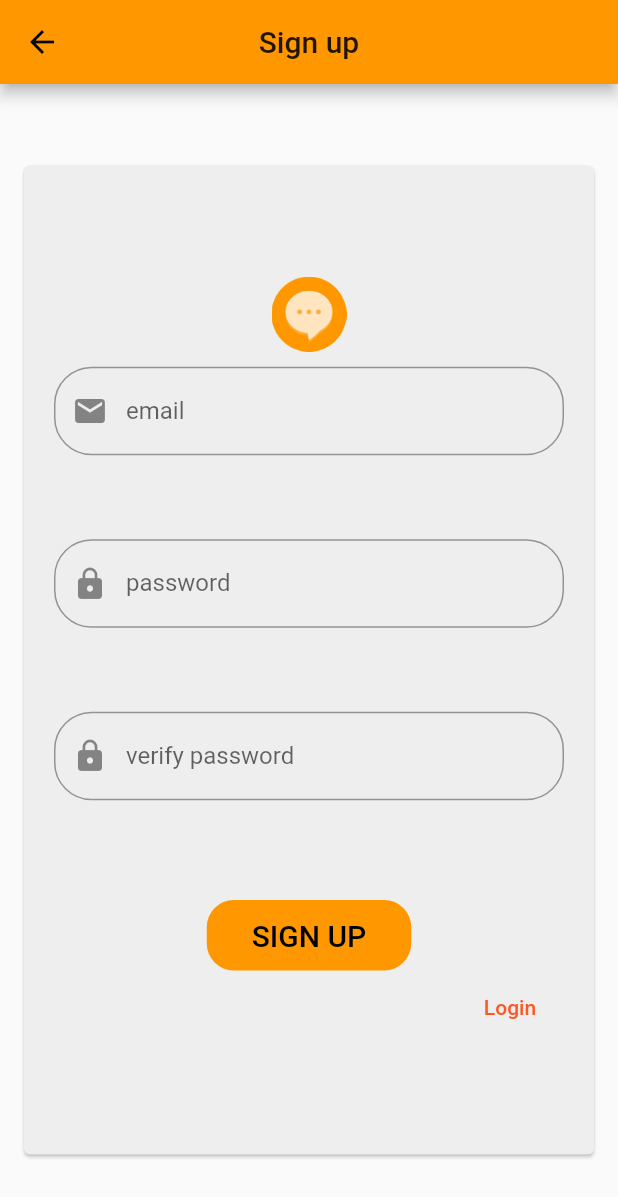
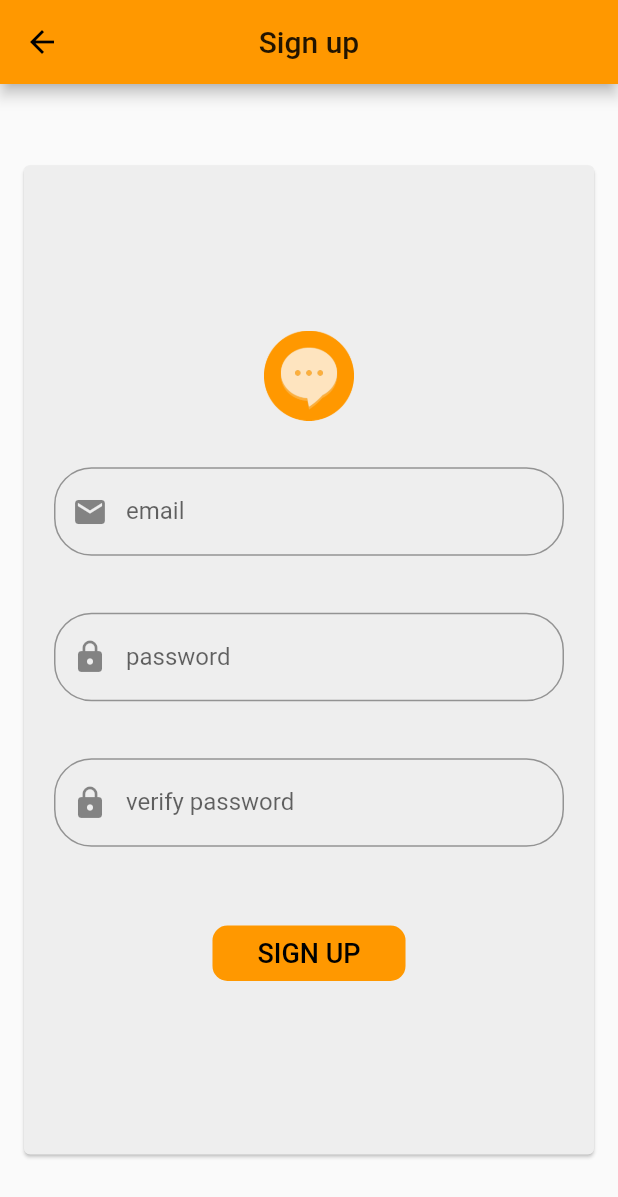
Before and after one commit to AliAsiri19/flutter_chat, a Flutter app: the screen it shows after launch, after a tap on "Sign up", on a phone screen of 412 x 824 dp. Shown: the top 1197 px of the screen. Run offline on Flutter 3.47's test engine with Material 2 defaults, Android fonts, the light colour scheme and no system bars; missing offline and left inert: animated_splash; Roboto replaces fonts that are missing (Poppins).

Commit message:
Changes on UIs

```diff
--- a/lib/component/custom_textField.dart
+++ b/lib/component/custom_textField.dart
@@ -11,7 +11,7 @@ class CustomTextField extends StatelessWidget {
   @override
   Widget build(BuildContext context) {
     return Container(
-      padding: EdgeInsets.symmetric(horizontal: 8, vertical: 10),
+      padding: EdgeInsets.symmetric(horizontal: 8, vertical: 1),
       child: TextFormField(
         obscureText: obscure,
         decoration: InputDecoration(
--- a/lib/page/login_page.dart
+++ b/lib/page/login_page.dart
@@ -22,17 +22,17 @@ class LoginPage extends StatelessWidget {
               child: Card(
                 color: Colors.grey[300],
                 child: Container(
-                  height: height * 0.80,
-                  padding: EdgeInsets.symmetric(horizontal: 10, vertical: 10),
+                  height: height * 0.90,
+                  padding: EdgeInsets.symmetric(horizontal: 10, vertical: 5),
                   child: Center(
                     child: SingleChildScrollView(
                       child: Form(
                         child: Column(
-                          mainAxisSize: MainAxisSize.min,
+                          // mainAxisSize: MainAxisSize.min,
                           children: <Widget>[
                             Container(
                               height: 50,
-                              margin: EdgeInsets.only(bottom: 30),
+                              margin: EdgeInsets.only(bottom: 10),
                               child: Image.asset('assets/images/logo.png'),
                             ),
                             CustomTextField(
@@ -73,10 +73,10 @@ class LoginPage extends StatelessWidget {
                               ),
                             ),
                             Container(
-                              margin: EdgeInsets.only(top: 40),
+                              margin: EdgeInsets.only(top: 20),
                               child: FlatButton(
                                 shape: new RoundedRectangleBorder(
-                                  borderRadius: new BorderRadius.circular(18.0),
+                                  borderRadius: new BorderRadius.circular(10.0),
                                 ),
                                 color: Theme.of(context).primaryColor,
                                 textColor: Colors.black,
@@ -89,7 +89,7 @@ class LoginPage extends StatelessWidget {
                                 child: Text(
                                   "login".toUpperCase(),
                                   style: TextStyle(
-                                    fontSize: 20.0,
+                                    fontSize: 18.0,
                                   ),
                                 ),
                               ),
@@ -97,7 +97,7 @@ class LoginPage extends StatelessWidget {
                             Container(
                               alignment: Alignment.centerRight,
                               width: double.infinity,
-                              margin: EdgeInsets.only(top: 20),
+                              margin: EdgeInsets.only(top: 5),
                               child: FlatButton(
                                 child: Text(
                                   "Sign up",
--- a/lib/page/sign_up.dart
+++ b/lib/page/sign_up.dart
@@ -29,9 +29,10 @@ class SignUp extends StatelessWidget {
                         mainAxisSize: MainAxisSize.min,
                         children: <Widget>[
                           Container(
-                            height: 50,
+                            height: 60,
                             child: Image.asset('assets/images/logo.png'),
                           ),
+                          SizedBox(height: 30,),
                           CustomTextField('email', TextInputType.emailAddress,
                               false, Icon(Icons.email), _emailValidtion),
                           CustomTextField('password', TextInputType.text, true,
@@ -39,15 +40,15 @@ class SignUp extends StatelessWidget {
                           CustomTextField('verify password', TextInputType.text,
                               true, Icon(Icons.lock), _verifyPasswordValidtion),
                           Container(
-                            margin: EdgeInsets.only(top: 20),
+                            margin: EdgeInsets.only(top: 10),
                             child: FlatButton(
                               shape: new RoundedRectangleBorder(
-                                borderRadius: new BorderRadius.circular(18.0),
+                                borderRadius: new BorderRadius.circular(10.0),
                               ),
                               color: Theme.of(context).primaryColor,
                               textColor: Colors.black,
                               padding: EdgeInsets.symmetric(
-                                  horizontal: 30, vertical: 12),
+                                  horizontal: 30, vertical: 8),
                               onPressed: () {
 
                                 if (_formKey.currentState.validate()) {
@@ -61,23 +62,23 @@ class SignUp extends StatelessWidget {
                               child: Text(
                                 "Sign up".toUpperCase(),
                                 style: TextStyle(
-                                  fontSize: 20.0,
+                                  fontSize: 18.0,
                                 ),
                               ),
                             ),
                           ),
-                          Container(
-                            alignment: Alignment.centerRight,
-                            width: double.infinity,
-                            margin: EdgeInsets.only(top: 0),
-                            child: FlatButton(
-                                child: Text(
-                                  "Login",
-                                  style: TextStyle(color: Colors.deepOrange),
-                                ),
-                                onPressed: () => Navigator.pushReplacementNamed(
-                                    context, '/login')),
-                          )
+                          // Container(
+                          //   alignment: Alignment.centerRight,
+                          //   width: double.infinity,
+                          //   margin: EdgeInsets.only(top: 0),
+                          //   child: FlatButton(
+                          //       child: Text(
+                          //         "Login",
+                          //         style: TextStyle(color: Colors.deepOrange),
+                          //       ),
+                          //       onPressed: () => Navigator.pushReplacementNamed(
+                          //           context, '/login')),
+                          // )
                         ],
                       ),
                     ),
```
